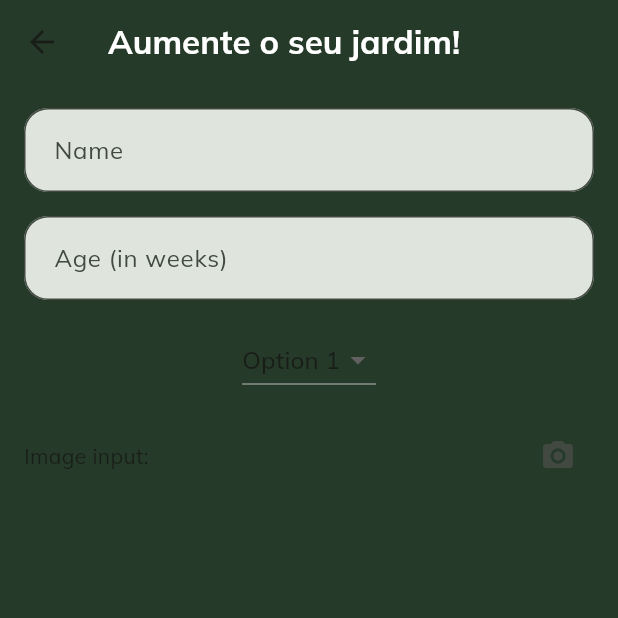
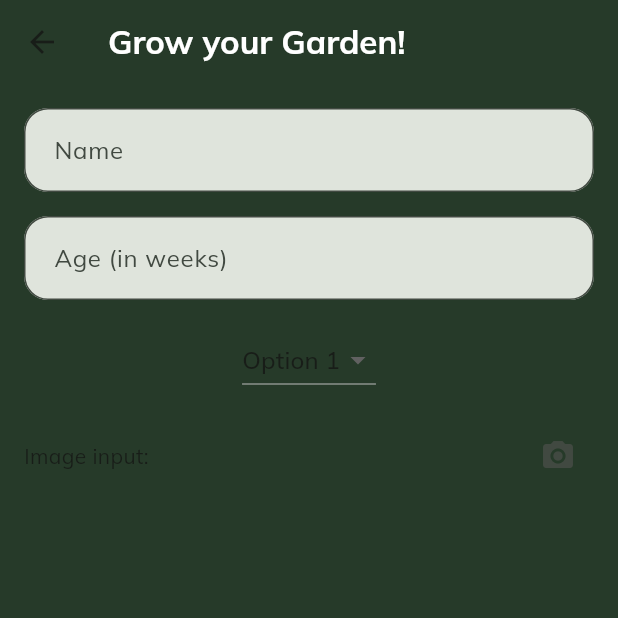
Before and after one commit to isarbela/plantasia-flutter, a Flutter app: the NewPlant screen opened directly, on a phone screen of 412 x 824 dp, the top half of it. Run offline on Flutter 3.47's test engine with Material 2 defaults, Android fonts, the phone set to English and light mode, and no system bars; our stand-ins replace image_picker, sqflite; accounts and stored records are empty; generated files the repository leaves out were written again.

Commit message:
Add english and portuguese and solve lateinit on dash

```diff
--- /dev/null
+++ b/plantasia/lib/l10n/app_pt.arb
@@ -0,0 +1,5 @@
+{
+   "yourPlants": "Suas Plantas",
+   "addPlant": "+ Adicionar Planta",
+   "growYourGarden": "Aumente seu Jardim!"
+}
--- a/plantasia/lib/modules/screens/new_plant.dart
+++ b/plantasia/lib/modules/screens/new_plant.dart
@@ -1,4 +1,5 @@
 import 'package:flutter/material.dart';
+import 'package:flutter_gen/gen_l10n/app_localizations.dart';
 import 'package:plantasia/widgets/new_plant_form.dart';
 
 class NewPlant extends StatelessWidget {
@@ -10,9 +11,10 @@ class NewPlant extends StatelessWidget {
       backgroundColor: const Color.fromARGB(255, 38, 58, 41),
       appBar: AppBar(
         backgroundColor: const Color.fromARGB(255, 38, 58, 41),
-        title: const Text(
-          'Aumente o seu jardim!',
-          style: TextStyle(color: Colors.white, fontWeight: FontWeight.bold),
+        title: Text(
+          AppLocalizations.of(context)!.growYourGarden,
+          style:
+              const TextStyle(color: Colors.white, fontWeight: FontWeight.bold),
         ),
       ),
       body: const NewPlantForm(),
--- a/plantasia/pubspec.yaml
+++ b/plantasia/pubspec.yaml
@@ -41,6 +41,9 @@ dependencies:
   path: ^1.8.3
   uuid: ^3.0.6
   sqflite: ^2.3.0
+  flutter_localizations:
+    sdk: flutter
+  intl: any
 
 dev_dependencies:
   flutter_test:
@@ -63,6 +66,7 @@ flutter:
   # included with your application, so that you can use the icons in
   # the material Icons class.
   uses-material-design: true
+  generate: true
   fonts:
 
   - family: Mulish
@@ -73,4 +77,3 @@ flutter:
 
   assets:
     - assets/images/
-    - assets/i18n/
```
Also changed, not shown: plantasia/lib/l10n/app_en.arb (added, +14 -0 lines), plantasia/lib/main.dart (+9 -1 lines), plantasia/lib/modules/screens/dashboard.dart (+13 -11 lines), plantasia/assets/i18n/en.json (deleted), plantasia/assets/i18n/pt-br.json (deleted), plantasia/pubspec.lock.
